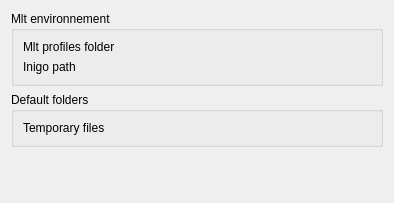
Before: the Qt Designer form src/widgets/configenv_ui.ui in KDE/kdenlive, drawn with Qt 5.
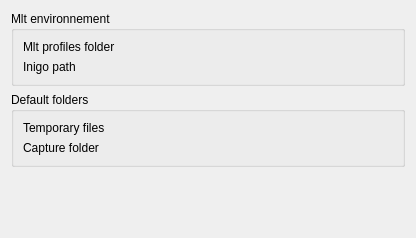
After: the same form once the commit is applied. Custom widgets are drawn as their Qt base class.

What changed in the file:
```diff
--- a/src/widgets/configenv_ui.ui
+++ b/src/widgets/configenv_ui.ui
@@ -5,8 +5,8 @@
    <rect>
     <x>0</x>
     <y>0</y>
-    <width>394</width>
-    <height>203</height>
+    <width>416</width>
+    <height>238</height>
    </rect>
   </property>
   <layout class="QGridLayout" name="gridLayout_3" >
@@ -55,6 +55,16 @@
       <item row="0" column="1" >
        <widget class="KUrlRequester" name="tmppathurl" />
       </item>
+      <item row="1" column="0" >
+       <widget class="QLabel" name="label_10" >
+        <property name="text" >
+         <string>Capture folder</string>
+        </property>
+       </widget>
+      </item>
+      <item row="1" column="1" >
+       <widget class="KUrlRequester" name="capturefolderurl" />
+      </item>
      </layout>
     </widget>
    </item>
```
